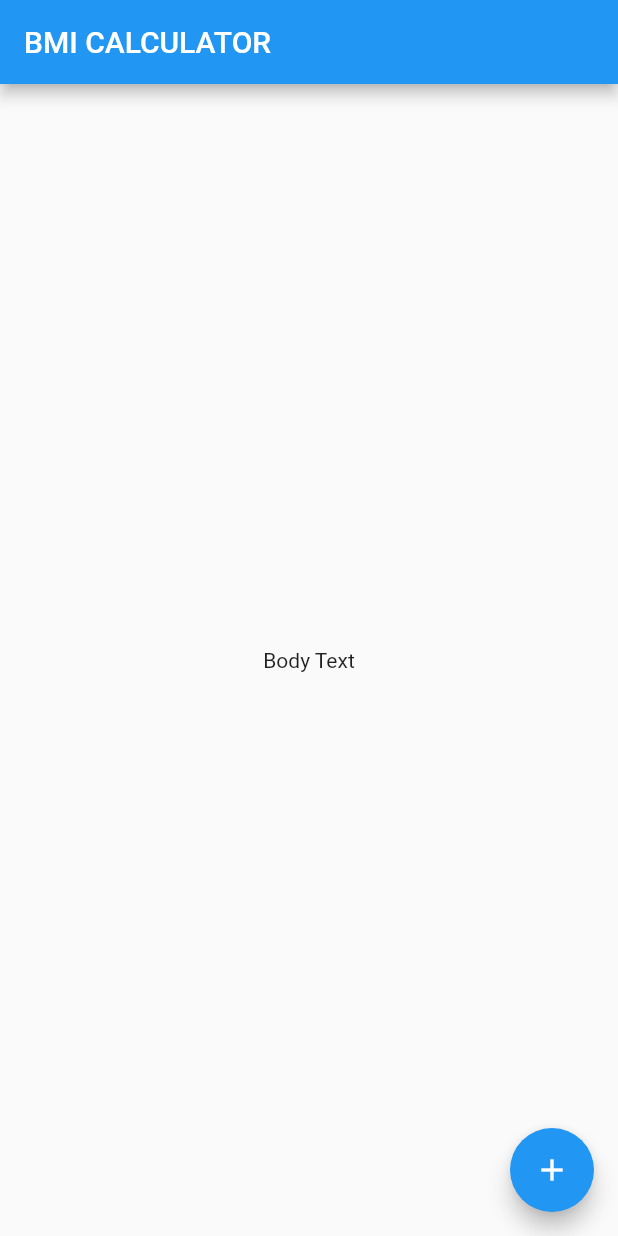
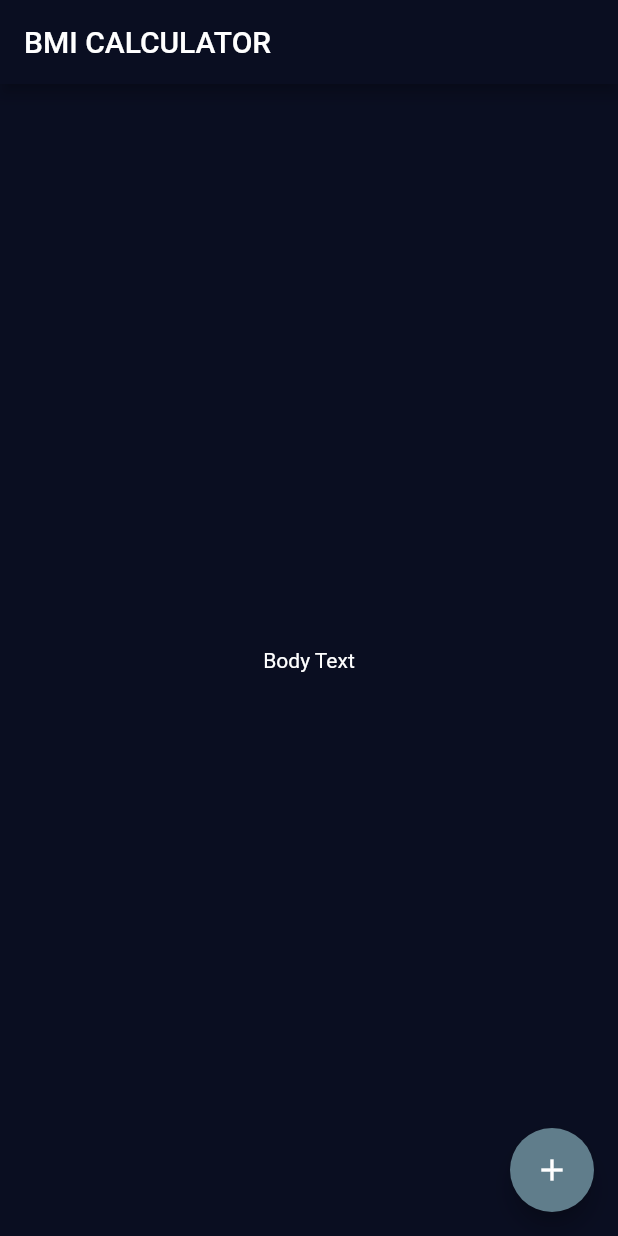
Before and after one commit to ezazulhaq/bmi_calculator_flutter, a Flutter app: the screen it shows after launch, on a phone screen of 412 x 824 dp. Run offline on Flutter 3.47's test engine with Material 2 defaults, Android fonts, the phone set to English and light mode, and no system bars.

Commit message:
Develope screen functionality in individual dart files

```diff
--- /dev/null
+++ b/lib/input_page.dart
@@ -0,0 +1,23 @@
+import 'package:flutter/material.dart';
+
+class InputPage extends StatefulWidget {
+  @override
+  _InputPageState createState() => _InputPageState();
+}
+
+class _InputPageState extends State<InputPage> {
+  @override
+  Widget build(BuildContext context) {
+    return Scaffold(
+      appBar: AppBar(
+        title: Text('BMI CALCULATOR'),
+      ),
+      body: Center(
+        child: Text('Body Text'),
+      ),
+      floatingActionButton: FloatingActionButton(
+        child: Icon(Icons.add),
+      ),
+    );
+  }
+}
--- a/lib/main.dart
+++ b/lib/main.dart
@@ -1,4 +1,5 @@
 import 'package:flutter/material.dart';
+import 'input_page.dart';
 
 void main() => runApp(BMICalculator());
 
@@ -6,29 +7,17 @@ class BMICalculator extends StatelessWidget {
   @override
   Widget build(BuildContext context) {
     return MaterialApp(
+      theme: ThemeData(
+        primaryColor: Color(0xFF0A0E21),
+        scaffoldBackgroundColor: Color(0xFF0A0E21),
+        textTheme: TextTheme(
+          body1: TextStyle(
+            color: Colors.white,
+          ),
+        ),
+        accentColor: Colors.blueGrey,
+      ),
       home: InputPage(),
     );
   }
 }
-
-class InputPage extends StatefulWidget {
-  @override
-  _InputPageState createState() => _InputPageState();
-}
-
-class _InputPageState extends State<InputPage> {
-  @override
-  Widget build(BuildContext context) {
-    return Scaffold(
-      appBar: AppBar(
-        title: Text('BMI CALCULATOR'),
-      ),
-      body: Center(
-        child: Text('Body Text'),
-      ),
-      floatingActionButton: FloatingActionButton(
-        child: Icon(Icons.add),
-      ),
-    );
-  }
-}
```
